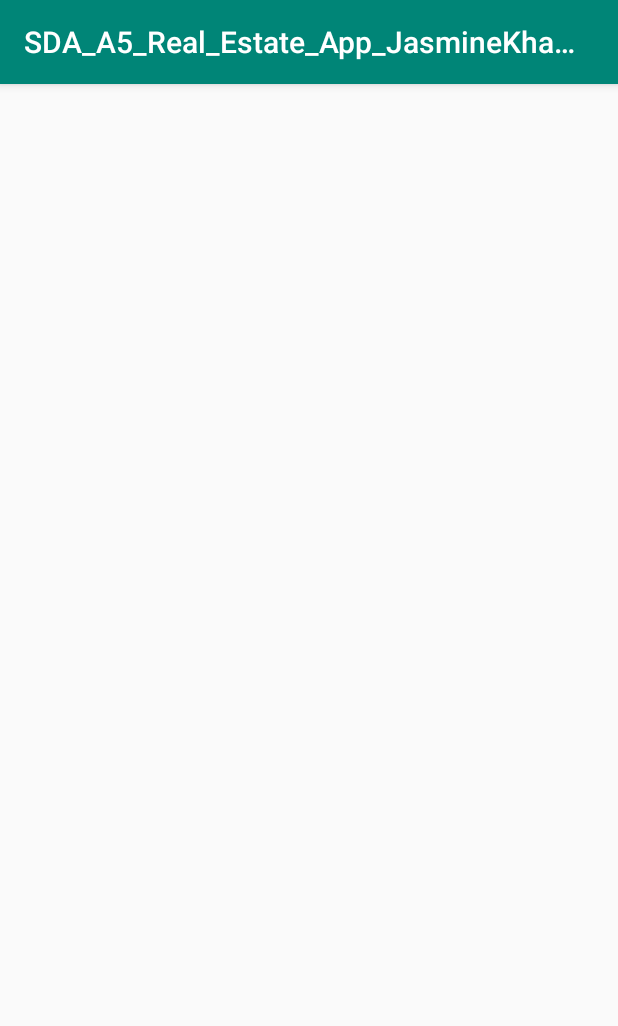
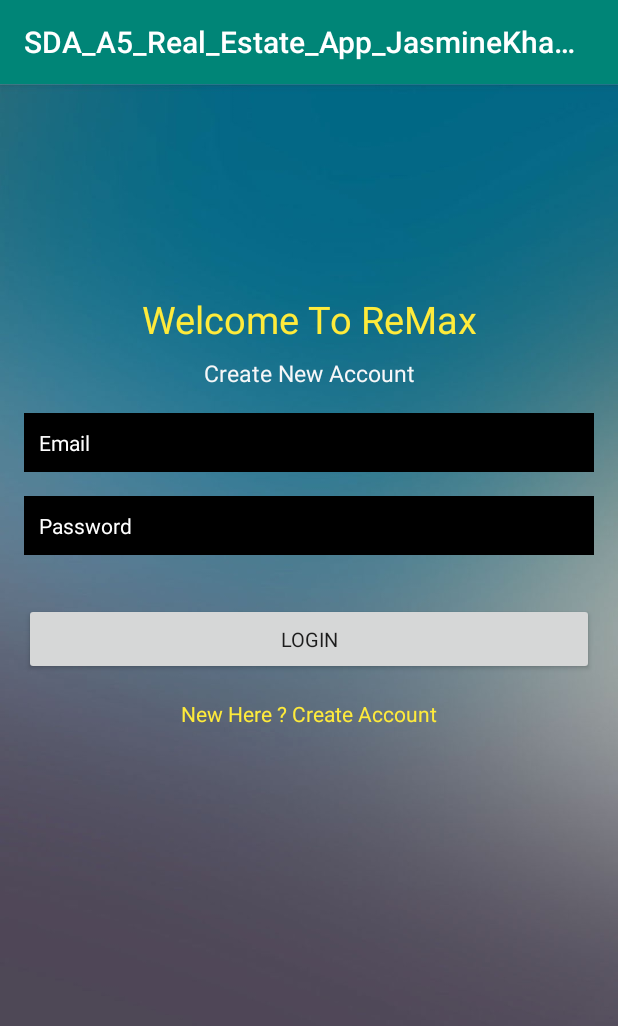
Before and after one commit to JasmineKhalimova/Android_Real_Estate_App, an Android app: the Login screen opened directly, with no data from a screen before it, on a phone screen of 412 x 824 dp. Shown: the top 1026 px of the screen. Run offline under Robolectric (Android 15) with nearby library versions, the phone set to English and light mode, and no system bars.

```diff
--- a/app/build.gradle
+++ b/app/build.gradle
@@ -1,4 +1,5 @@
 apply plugin: 'com.android.application'
+apply plugin: 'com.google.gms.google-services'
 
 android {
     compileSdkVersion 29
@@ -23,6 +24,8 @@ dependencies {
     implementation fileTree(dir: 'libs', include: ['*.jar'])
     implementation 'androidx.appcompat:appcompat:1.1.0'
     implementation 'androidx.constraintlayout:constraintlayout:1.1.3'
+    implementation 'com.google.firebase:firebase-auth:16.0.5'
+    implementation 'com.google.firebase:firebase-firestore:17.1.2'
     testImplementation 'junit:junit:4.12'
     androidTestImplementation 'androidx.test.ext:junit:1.1.1'
     androidTestImplementation 'androidx.test.espresso:espresso-core:3.2.0'
--- a/app/src/main/res/layout/activity_login.xml
+++ b/app/src/main/res/layout/activity_login.xml
@@ -4,6 +4,103 @@
     xmlns:tools="http://schemas.android.com/tools"
     android:layout_width="match_parent"
     android:layout_height="match_parent"
+    android:background="@drawable/backgoundfive"
     tools:context=".Login">
 
+    <TextView
+        android:id="@+id/textView"
+        android:layout_width="wrap_content"
+        android:layout_height="wrap_content"
+        android:fontFamily="sans-serif"
+        android:text="@string/welcome_title"
+        android:textColor="#FFEB3B"
+        android:textSize="25sp"
+        app:layout_constraintBottom_toBottomOf="parent"
+        app:layout_constraintEnd_toEndOf="parent"
+        app:layout_constraintStart_toStartOf="parent"
+        app:layout_constraintTop_toTopOf="parent"
+        app:layout_constraintVertical_bias="0.19" />
+
+    <TextView
+        android:id="@+id/textView3"
+        android:layout_width="wrap_content"
+        android:layout_height="wrap_content"
+        android:layout_marginTop="8dp"
+        android:fontFamily="sans-serif"
+        android:text="@string/login"
+        android:textColor="#F7F7F8"
+        android:textSize="15sp"
+        app:layout_constraintBottom_toTopOf="@+id/email"
+        app:layout_constraintEnd_toEndOf="parent"
+        app:layout_constraintStart_toStartOf="parent"
+        app:layout_constraintTop_toBottomOf="@+id/textView"
+        app:layout_constraintVertical_bias="0.082" />
+
+    <EditText
+        android:id="@+id/email"
+        android:layout_width="0dp"
+        android:layout_height="wrap_content"
+        android:layout_marginStart="16dp"
+        android:layout_marginTop="16dp"
+        android:layout_marginEnd="16dp"
+        android:background="@android:color/black"
+        android:ems="10"
+        android:fontFamily="sans-serif"
+        android:hint="@string/email"
+        android:inputType="textEmailAddress"
+        android:padding="10dp"
+        android:textColor="#FFFFFF"
+        android:textColorHint="#FFFFFF"
+        android:textSize="14sp"
+        android:importantForAutofill="no"
+        app:layout_constraintEnd_toEndOf="parent"
+        app:layout_constraintStart_toStartOf="parent"
+        app:layout_constraintTop_toBottomOf="@+id/textView3" />
+
+    <EditText
+        android:id="@+id/password"
+        android:layout_width="0dp"
+        android:layout_height="wrap_content"
+        android:layout_marginStart="16dp"
+        android:layout_marginTop="16dp"
+        android:layout_marginEnd="16dp"
+        android:background="@android:color/black"
+        android:ems="10"
+        android:fontFamily="sans-serif"
+        android:hint="@string/password"
+        android:inputType="textPassword"
+        android:padding="10dp"
+        android:textColor="#FFFFFF"
+        android:textColorHint="#FFFFFF"
+        android:textSize="14sp"
+        android:importantForAutofill="no"
+        app:layout_constraintEnd_toEndOf="parent"
+        app:layout_constraintStart_toStartOf="parent"
+        app:layout_constraintTop_toBottomOf="@+id/email" />
+
+    <Button
+        android:id="@+id/loginBtn"
+        android:layout_width="0dp"
+        android:layout_height="wrap_content"
+        android:layout_marginStart="16dp"
+        android:layout_marginTop="32dp"
+        android:layout_marginEnd="16dp"
+        android:fontFamily="sans-serif"
+        android:text="@string/loginBtn"
+        android:textSize="13sp"
+        app:layout_constraintEnd_toEndOf="parent"
+        app:layout_constraintStart_toStartOf="parent"
+        app:layout_constraintTop_toBottomOf="@+id/password" />
+
+    <TextView
+        android:id="@+id/createText"
+        android:layout_width="wrap_content"
+        android:layout_height="wrap_content"
+        android:layout_marginTop="16dp"
+        android:text="@string/createText"
+        android:textColor="#FFEB3B"
+        app:layout_constraintEnd_toEndOf="parent"
+        app:layout_constraintStart_toStartOf="parent"
+        app:layout_constraintTop_toBottomOf="@+id/loginBtn" />
+
 </androidx.constraintlayout.widget.ConstraintLayout>
--- a/app/src/main/res/layout/activity_register.xml
+++ b/app/src/main/res/layout/activity_register.xml
@@ -43,12 +43,13 @@
         android:background="@android:color/black"
         android:ems="10"
         android:fontFamily="sans-serif"
-        android:hint="@string/fullname"
+        android:hint="@string/fullName"
         android:inputType="textPersonName"
         android:padding="10dp"
         android:textColor="#FFFFFF"
         android:textColorHint="#FFFFFF"
         android:textSize="14sp"
+        android:importantForAutofill="no"
         app:layout_constraintBottom_toBottomOf="parent"
         app:layout_constraintEnd_toEndOf="parent"
         app:layout_constraintStart_toStartOf="parent"
@@ -71,6 +72,7 @@
         android:textColor="#FFFFFF"
         android:textColorHint="#FFFFFF"
         android:textSize="14sp"
+        android:importantForAutofill="no"
         app:layout_constraintEnd_toEndOf="parent"
         app:layout_constraintStart_toStartOf="parent"
         app:layout_constraintTop_toBottomOf="@+id/fullName" />
@@ -91,6 +93,7 @@
         android:textColor="#FFFFFF"
         android:textColorHint="#FFFFFF"
         android:textSize="14sp"
+        android:importantForAutofill="no"
         app:layout_constraintEnd_toEndOf="parent"
         app:layout_constraintStart_toStartOf="parent"
         app:layout_constraintTop_toBottomOf="@+id/email" />
--- a/app/src/main/res/values/strings.xml
+++ b/app/src/main/res/values/strings.xml
@@ -2,9 +2,13 @@
     <string name="app_name">SDA_A5_Real_Estate_App_JasmineKhalimova</string>
     <string name="welcome_title">Welcome To ReMax</string>
     <string name="create_new_account">Create New Account</string>
-    <string name="fullname">Full Name</string>
+    <string name="fullName">Full Name</string>
     <string name="register">Register</string>
     <string name="email">Email</string>
     <string name="password">Password</string>
     <string name="already_registered">Already Registered ? Login Here</string>
+
+    <string name="login">Create New Account</string>
+    <string name="createText">New Here ? Create Account</string>
+    <string name="loginBtn">Login</string>
 </resources>
--- a/build.gradle
+++ b/build.gradle
@@ -8,6 +8,7 @@ buildscript {
     }
     dependencies {
         classpath 'com.android.tools.build:gradle:3.5.3'
+        classpath 'com.google.gms:google-services:4.2.0'
 
         // NOTE: Do not place your application dependencies here; they belong
         // in the individual module build.gradle files
```
Also changed, not shown: app/src/main/java/com/example/sda_a5_real_estate_app_jasminekhalimova/Register.java (+121 -0 lines).
